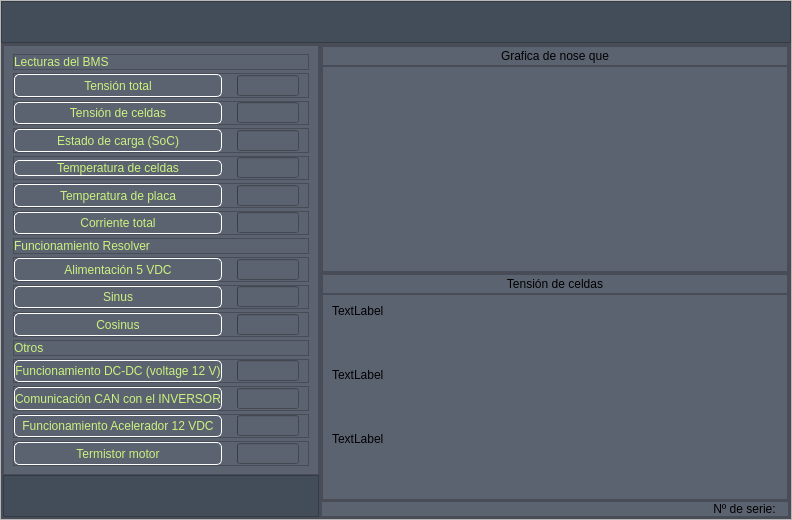
This is UI/Interficie1.1.ui in AlbertSumalla/BatteryTester as Qt 5 draws it before an edit. The edited form follows.
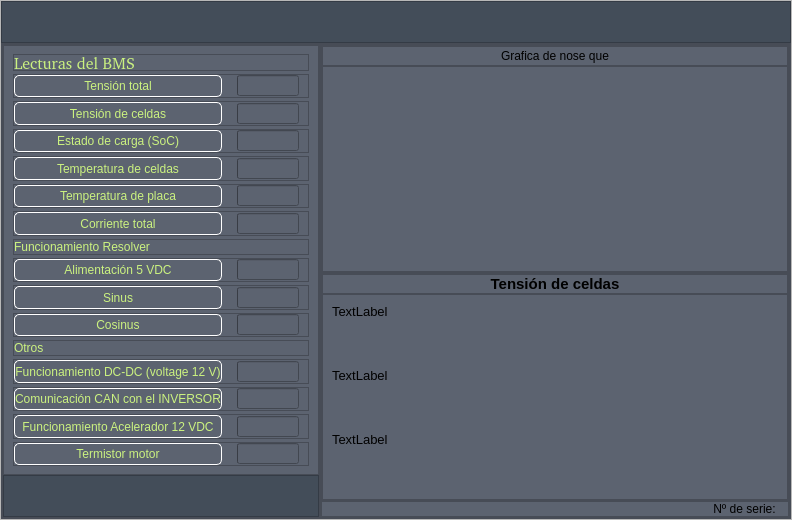
This is the edited form. The open tabs and pages were chosen to show the change. Icons and pictures are not drawn.

Diff of the .ui file:
```diff
--- a/UI/Interficie1.1.ui
+++ b/UI/Interficie1.1.ui
@@ -425,6 +425,15 @@
                        <height>15</height>
                       </size>
                      </property>
+                     <property name="font">
+                      <font>
+                       <family>Arial Black!</family>
+                       <pointsize>12</pointsize>
+                       <weight>10</weight>
+                       <italic>false</italic>
+                       <bold>false</bold>
+                      </font>
+                     </property>
                      <property name="text">
                       <string>Lecturas del BMS</string>
                      </property>
@@ -1017,6 +1026,12 @@
                    </property>
                    <item>
                     <widget class="QPushButton" name="bt_4">
+                     <property name="sizePolicy">
+                      <sizepolicy hsizetype="Minimum" vsizetype="Preferred">
+                       <horstretch>0</horstretch>
+                       <verstretch>0</verstretch>
+                      </sizepolicy>
+                     </property>
                      <property name="text">
                       <string>Temperatura de celdas</string>
                      </property>
@@ -3245,6 +3260,14 @@
                 </property>
                 <item>
                  <widget class="QStackedWidget" name="stackedWidget_info">
+                  <property name="font">
+                   <font>
+                    <family>Arial</family>
+                    <pointsize>8</pointsize>
+                    <weight>50</weight>
+                    <bold>false</bold>
+                   </font>
+                  </property>
                   <property name="currentIndex">
                    <number>0</number>
                   </property>
@@ -3387,6 +3410,17 @@
                        </property>
                        <item>
                         <widget class="QLabel" name="label_info1_12">
+                         <property name="font">
+                          <font>
+                           <family>Arial</family>
+                           <pointsize>11</pointsize>
+                           <weight>75</weight>
+                           <italic>false</italic>
+                           <bold>true</bold>
+                           <underline>false</underline>
+                           <strikeout>false</strikeout>
+                          </font>
+                         </property>
                          <property name="text">
                           <string>Tensión de celdas</string>
                          </property>
@@ -3415,6 +3449,12 @@
                       <layout class="QVBoxLayout" name="verticalLayout_47">
                        <item>
                         <widget class="QLabel" name="label_info2_1">
+                         <property name="font">
+                          <font>
+                           <family>Arial</family>
+                           <pointsize>10</pointsize>
+                          </font>
+                         </property>
                          <property name="text">
                           <string>TextLabel</string>
                          </property>
@@ -3425,6 +3465,12 @@
                        </item>
                        <item>
                         <widget class="QLabel" name="label_info2_2">
+                         <property name="font">
+                          <font>
+                           <family>Arial</family>
+                           <pointsize>10</pointsize>
+                          </font>
+                         </property>
                          <property name="text">
                           <string>TextLabel</string>
                          </property>
@@ -3435,6 +3481,12 @@
                        </item>
                        <item>
                         <widget class="QLabel" name="label_info2_3">
+                         <property name="font">
+                          <font>
+                           <family>Arial</family>
+                           <pointsize>10</pointsize>
+                          </font>
+                         </property>
                          <property name="text">
                           <string>TextLabel</string>
                          </property>
```
Left out of the diff: 193 changed lines with no effect on the pictures.
